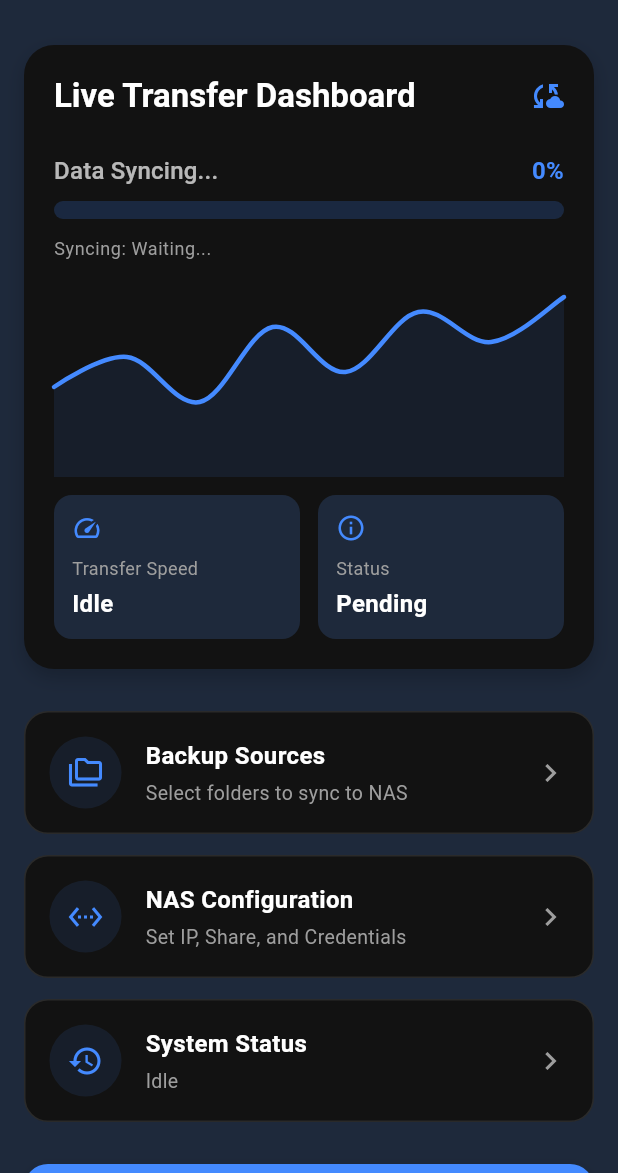
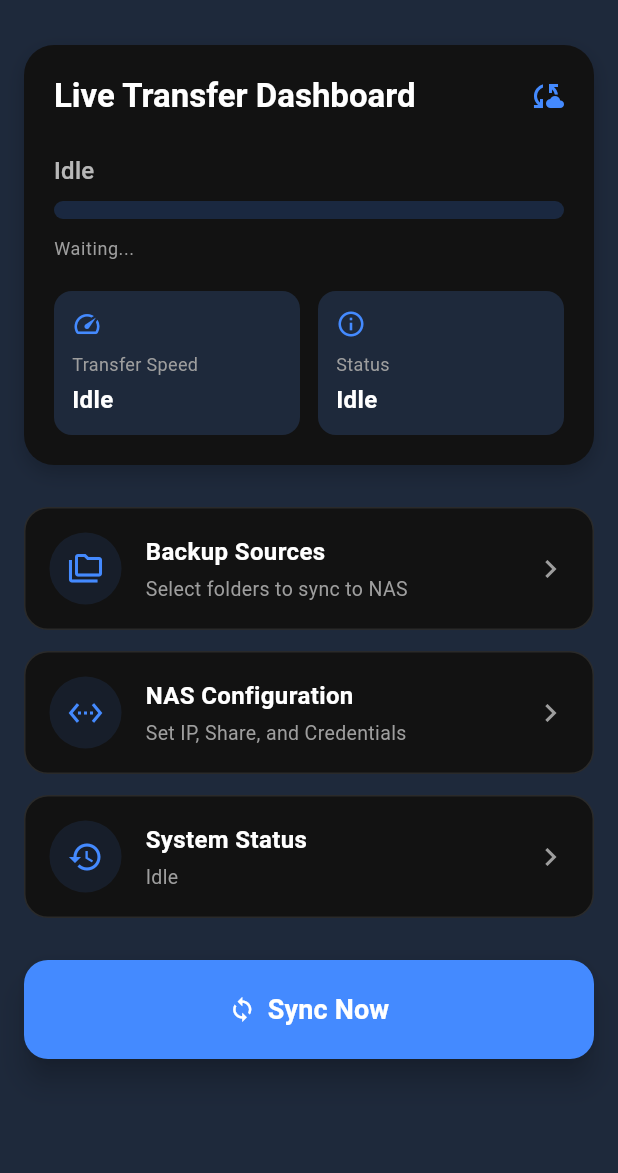
Before and after one commit to srijitnair-git/Backup-Pro, a Flutter app: the screen it shows after launch, on a phone screen of 412 x 824 dp, the part 63-1236 px from its top. Run offline on Flutter 3.47's test engine with Material 3 defaults, Android fonts, the phone set to English and light mode, and no system bars; drawn by our look-alikes of fl_chart; our stand-ins replace file_picker, package_info_plus, shared_preferences; missing offline and left inert: flutter_foreground_task, home_widget, smb_connect, workmanager.

Commit message:
Add NAS folder browser for destination picking; fix fake sync status
Destination was free-text entry while source used the device's native
picker - added a real NAS folder browser (lists actual SMB directories,
supports navigating in/out and creating folders) and wired it into
both adding and editing a folder pair.

Dashboard showed "Data Syncing..." and progress unconditionally, even
completely idle. It now reflects the real sync_status string
everywhere, and the fully-static fake fl_chart graph (never
represented real data at any state) is removed along with the
now-unused dependency.

Co-Authored-By: Claude Sonnet 5 <noreply@anthropic.com>

```diff
--- a/lib/ui/dashboard/home_screen.dart
+++ b/lib/ui/dashboard/home_screen.dart
@@ -85,6 +85,7 @@ class _HomeScreenState extends State<HomeScreen> {
             LiveTransferDashboard(
               progress: _progress,
               currentFile: _currentFile,
+              status: _status,
             ),
             const SizedBox(height: 28),
             _ActionTile(
--- a/lib/ui/dashboard/live_transfer_dashboard.dart
+++ b/lib/ui/dashboard/live_transfer_dashboard.dart
@@ -1,15 +1,18 @@
 import 'package:flutter/material.dart';
-import 'package:fl_chart/fl_chart.dart';
 
 class LiveTransferDashboard extends StatelessWidget {
   final double progress;
   final String currentFile;
+  final String status;
 
   const LiveTransferDashboard({
     super.key,
     required this.progress,
     required this.currentFile,
+    required this.status,
   });
+
+  bool get _isActive => status.startsWith('Syncing');
 
   @override
   Widget build(BuildContext context) {
@@ -47,22 +50,23 @@ class LiveTransferDashboard extends StatelessWidget {
             mainAxisAlignment: MainAxisAlignment.spaceBetween,
             children: [
               Text(
-                'Data Syncing...',
+                status,
                 style: Theme.of(context).textTheme.titleMedium?.copyWith(
                   color: Colors.white70,
                 ),
               ),
-              Text(
-                '${(progress * 100).toInt()}%',
-                style: const TextStyle(fontWeight: FontWeight.bold, color: Colors.blueAccent, fontSize: 16),
-              ),
+              if (_isActive)
+                Text(
+                  '${(progress * 100).toInt()}%',
+                  style: const TextStyle(fontWeight: FontWeight.bold, color: Colors.blueAccent, fontSize: 16),
+                ),
             ],
           ),
           const SizedBox(height: 8),
           ClipRRect(
             borderRadius: BorderRadius.circular(10),
             child: LinearProgressIndicator(
-              value: progress,
+              value: _isActive ? progress : 0,
               minHeight: 12,
               backgroundColor: Theme.of(context).colorScheme.primary.withOpacity(0.2),
               valueColor: const AlwaysStoppedAnimation<Color>(Colors.blueAccent),
@@ -70,57 +74,19 @@ class LiveTransferDashboard extends StatelessWidget {
           ),
           const SizedBox(height: 12),
           Text(
-            'Syncing: $currentFile',
+            _isActive ? 'Syncing: $currentFile' : currentFile,
             style: Theme.of(context).textTheme.bodySmall?.copyWith(color: Colors.grey),
             overflow: TextOverflow.ellipsis,
           ),
-          const SizedBox(height: 24),
-          SizedBox(
-            height: 120,
-            child: LineChart(
-              LineChartData(
-                gridData: const FlGridData(show: false),
-                titlesData: const FlTitlesData(show: false),
-                borderData: FlBorderData(show: false),
-                minX: 0,
-                maxX: 7,
-                minY: 0,
-                maxY: 6,
-                lineBarsData: [
-                  LineChartBarData(
-                    spots: const [
-                      FlSpot(0, 3),
-                      FlSpot(1, 4),
-                      FlSpot(2, 2.5),
-                      FlSpot(3, 5),
-                      FlSpot(4, 3.5),
-                      FlSpot(5, 5.5),
-                      FlSpot(6, 4.5),
-                      FlSpot(7, 6),
-                    ],
-                    isCurved: true,
-                    color: Colors.blueAccent,
-                    barWidth: 3,
-                    isStrokeCapRound: true,
-                    dotData: const FlDotData(show: false),
-                    belowBarData: BarAreaData(
-                      show: true,
-                      color: Colors.blueAccent.withOpacity(0.1),
-                    ),
-                  ),
-                ],
-              ),
-            ),
-          ),
-          const SizedBox(height: 12),
+          const SizedBox(height: 20),
           Row(
             children: [
               Expanded(
-                child: _StatsCard(title: 'Transfer Speed', value: progress > 0 && progress < 1 ? 'Active' : 'Idle', icon: Icons.speed),
+                child: _StatsCard(title: 'Transfer Speed', value: _isActive ? 'Active' : 'Idle', icon: Icons.speed),
               ),
               const SizedBox(width: 12),
               Expanded(
-                child: _StatsCard(title: 'Status', value: progress == 1.0 ? 'Complete' : 'Pending', icon: Icons.info_outline),
+                child: _StatsCard(title: 'Status', value: status, icon: Icons.info_outline),
               ),
             ],
           )
--- a/pubspec.yaml
+++ b/pubspec.yaml
@@ -40,7 +40,6 @@ dependencies:
   shared_preferences: ^2.5.5
   flutter_foreground_task: ^10.0.0
   file_picker: ^13.1.0
-  fl_chart: ^1.2.0
   package_info_plus: ^10.2.1
   url_launcher: ^6.3.2
 
```
Also changed, not shown: lib/core/network/smb_client.dart (+16 -0 lines), lib/ui/dashboard/manual_folder_selection.dart (+20 -26 lines), lib/ui/dashboard/nas_folder_browser.dart (added, +174 -0 lines), pubspec.lock, 3 other files.
